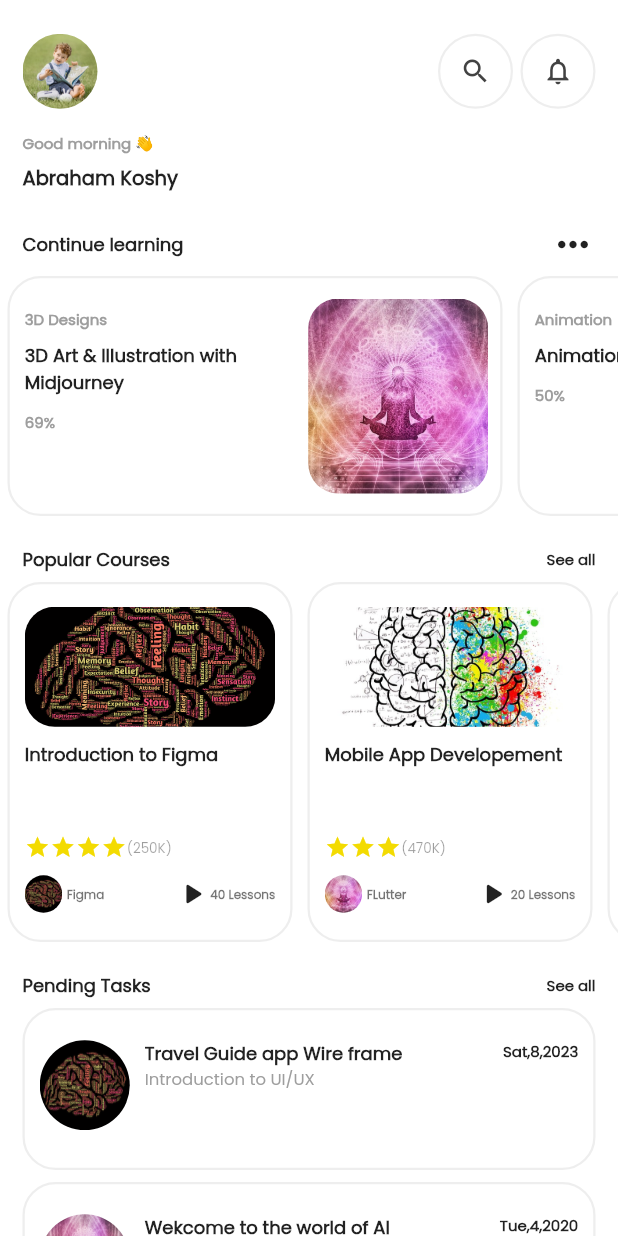
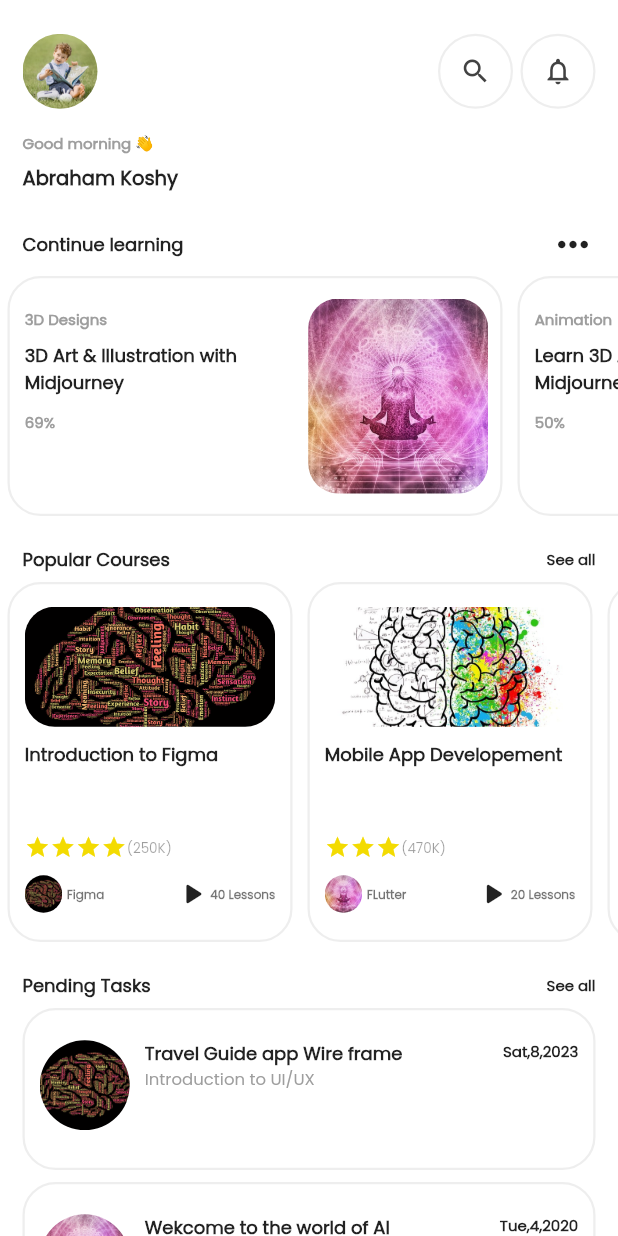
Before and after one commit to rasinchungath/behance-learning-app, a Flutter app: the screen it shows after launch, on a phone screen of 412 x 824 dp. Run offline on Flutter 3.47's test engine with Material 2 defaults, Android fonts, the phone set to English and light mode, and no system bars; our stand-ins replace get, google_fonts.

Commit message:
data model added

```diff
--- a/lib/controller/data_controller.dart
+++ b/lib/controller/data_controller.dart
@@ -17,24 +17,28 @@ class DataController extends GetxController {
           title: '3D Art & Illustration with Midjourney',
           image: 'assets/images/learning3.jpg',
           percentage: '69%',
+          image2:  'assets/images/profile.jpg',
         ),
         LearningModel(
           subTitle: 'Animation',
-          title: 'Animation and Vfx',
+          title: 'Learn 3D Animation with Midjourney ',
           image: 'assets/images/learning.png',
           percentage: '50%',
+           image2:  'assets/images/profile.jpg',
         ),
         LearningModel(
           subTitle: 'Coding',
-          title: 'Learn to code',
+          title: 'Learn coding with Midjourney',
           image: 'assets/images/learning2.jpg',
           percentage: '55%',
+           image2:  'assets/images/learning3.jpg',
         ),
         LearningModel(
           subTitle: '3D Designs',
           title: '3D Art & Illustration with Midjourney',
           image: 'assets/images/profile.jpg',
           percentage: '69%',
+          image2:  'assets/images/profile.jpg',
         ),
       ],
       pendingTasks: [
@@ -67,13 +71,14 @@ class DataController extends GetxController {
     DataModel(
       userName: 'Clint Jose',
       profieImage: 'assets/images/profile.jpg',
-      id: 001,
+      id: 002,
       continueLearning: [
         LearningModel(
           subTitle: 'Animation',
           title: 'Animation and Vfx',
           image: 'assets/images/learning2.jpg',
           percentage: '50%',
+          image2:  'assets/images/profile.jpg',
         ),
       ],
       pendingTasks: [
@@ -88,13 +93,14 @@ class DataController extends GetxController {
     DataModel(
       userName: 'Arun Thambi',
       profieImage: 'assets/images/profile.jpg',
-      id: 001,
+      id: 003,
       continueLearning: [
         LearningModel(
           subTitle: 'Coding',
           title: 'Learn to code',
           image: 'assets/images/learning3.jpg',
           percentage: '55%',
+          image2:  'assets/images/profile.jpg',
         ),
       ],
       pendingTasks: [
@@ -109,13 +115,14 @@ class DataController extends GetxController {
     DataModel(
       userName: 'Philip Chacko',
       profieImage: 'assets/images/profile.jpg',
-      id: 001,
+      id: 004,
       continueLearning: [
         LearningModel(
           subTitle: '3D Designs',
           title: '3D Art & Illustration with Midjourney',
           image: 'assets/images/learning3.jpg',
           percentage: '69%',
+          image2:  'assets/images/profile.jpg',
         ),
       ],
       pendingTasks: [
--- a/lib/models/learning_model.dart
+++ b/lib/models/learning_model.dart
@@ -3,9 +3,11 @@ class LearningModel {
       {required this.subTitle,
       required this.title,
       required this.image,
-      required this.percentage});
+      required this.percentage,
+      required this.image2});
   String subTitle;
   String title;
   String image;
   String percentage;
+  String image2;
 }
--- a/lib/view/enroll screen/enroll_screen.dart
+++ b/lib/view/enroll screen/enroll_screen.dart
@@ -8,7 +8,8 @@ import 'widgets/hour_rating_widgets.dart';
 import 'widgets/week_card.dart';
 
 class EnrollScreen extends StatelessWidget {
-  const EnrollScreen({super.key});
+  const EnrollScreen({super.key,});
+
 
   @override
   Widget build(BuildContext context) {
--- a/lib/view/home screen/home_screen.dart
+++ b/lib/view/home screen/home_screen.dart
@@ -80,16 +80,16 @@ class HomeScreen extends StatelessWidget {
                 scrollDirection: Axis.horizontal,
                 itemCount: dataController.data[userid].continueLearning.length,
                 itemBuilder: (context, index) {
-                  return LearningCard(
-                    image: dataController
-                        .data[userid].continueLearning[index].image,
-                    subTitle: dataController
-                        .data[userid].continueLearning[index].subTitle,
-                    title: dataController
-                        .data[userid].continueLearning[index].title,
-                    percentage: dataController
-                        .data[userid].continueLearning[index].percentage,
-                  );
+                  return LearningCard(continuelearning: dataController.data[userid].continueLearning[index],);
+                    // image: dataController
+                    //     .data[userid].continueLearning[index].image,
+                    // subTitle: dataController
+                    //     .data[userid].continueLearning[index].subTitle,
+                    // title: dataController
+                    //     .data[userid].continueLearning[index].title,
+                    // percentage: dataController
+                    //     .data[userid].continueLearning[index].percentage,
+                 // );
                 },
               ),
             ),
--- a/lib/view/home screen/widgets/learning_card.dart
+++ b/lib/view/home screen/widgets/learning_card.dart
@@ -1,29 +1,31 @@
 import 'package:flutter/material.dart';
 import '../../../constants/constants.dart';
+import '../../../models/learning_model.dart';
 import '../../learning_screen/learning_screen.dart';
 import '../constants.dart';
 import 'package:get/get.dart';
 
 class LearningCard extends StatelessWidget {
-  const LearningCard({
-    super.key,
-    required this.image,
-    required this.subTitle,
-    required this.title,
-    required this.percentage,
-  });
+  const LearningCard(
+      {super.key,
+      // required this.image,
+      // required this.subTitle,
+      // required this.title,
+      // required this.percentage,
+      required this.continuelearning});
 
-  final String title;
-  final String subTitle;
-  final String percentage;
-  final String image;
+  // final String title;
+  // final String subTitle;
+  // final String percentage;
+  // final String image;
+  final LearningModel continuelearning;
 
   @override
   Widget build(BuildContext context) {
     return GestureDetector(
       onTap: () {
         Get.to(
-          () => const LearningScreen(),
+          () => LearningScreen(continuelearning: continuelearning),
         );
       },
       child: Padding(
@@ -43,14 +45,14 @@ class LearningCard extends StatelessWidget {
                         height: 10,
                       ),
                       Text(
-                        subTitle,
+                        continuelearning.subTitle,
                         style: kGreetingTextStyle,
                       ),
                       const SizedBox(
                         height: 8,
                       ),
-                       Text(
-                       title,
+                      Text(
+                        continuelearning.title,
                         style: kCardTitleTextStyle,
                       ),
                       const SizedBox(
@@ -59,7 +61,7 @@ class LearningCard extends StatelessWidget {
                       Row(
                         children: [
                           Text(
-                            percentage,
+                            continuelearning.percentage,
                             style: kGreetingTextStyle,
                           ),
                         ],
@@ -74,7 +76,7 @@ class LearningCard extends StatelessWidget {
                 width: 120,
                 decoration: BoxDecoration(
                   image: DecorationImage(
-                    image: AssetImage(image),
+                    image: AssetImage(continuelearning.image),
                     fit: BoxFit.cover,
                   ),
                   borderRadius: BorderRadius.circular(
--- a/lib/view/home screen/widgets/pending_tasks_card.dart
+++ b/lib/view/home screen/widgets/pending_tasks_card.dart
@@ -45,7 +45,7 @@ class PendingTasksCard extends StatelessWidget {
                     shape: BoxShape.circle,
                     image: DecorationImage(
                       image: AssetImage(image),
-                      fit: BoxFit.fill,
+                      fit: BoxFit.cover,
                     ),
                   ),
                 ),
--- a/lib/view/learning_screen/learning_screen.dart
+++ b/lib/view/learning_screen/learning_screen.dart
@@ -5,11 +5,13 @@ import 'package:online_learning/widgets/appbar.dart';
 import 'package:online_learning/view/learning_screen/widgets/bottom_round_container.dart';
 import 'package:online_learning/view/learning_screen/widgets/rounded_container.dart';
 import '../../constants/constants.dart';
+import '../../models/learning_model.dart';
 import '../../widgets/custom_button.dart';
 import '../enroll screen/enroll_screen.dart';
 
 class LearningScreen extends StatelessWidget {
-  const LearningScreen({super.key});
+  const LearningScreen({super.key, required this.continuelearning});
+  final  LearningModel continuelearning;
 
   @override
   Widget build(BuildContext context) {
@@ -30,9 +32,9 @@ class LearningScreen extends StatelessWidget {
             child: Column(
               crossAxisAlignment: CrossAxisAlignment.start,
               children: [
-                const Text(
-                  '3D Art & Illustration with Midjourney',
-                  style: TextStyle(
+                Text(
+                  continuelearning.title,
+                  style: const TextStyle(
                     fontSize: 22,
                     fontWeight: FontWeight.w600,
                   ),
@@ -44,9 +46,9 @@ class LearningScreen extends StatelessWidget {
                   height: 200,
                   width: double.infinity,
                   decoration: BoxDecoration(
-                    image: const DecorationImage(
-                      image: AssetImage("assets/images/learning3.jpg"),
-                      fit: BoxFit.fill,
+                    image: DecorationImage(
+                      image: AssetImage(continuelearning.image),
+                      fit: BoxFit.cover,
                     ),
                     borderRadius: BorderRadius.circular(
                       20,
@@ -54,9 +56,9 @@ class LearningScreen extends StatelessWidget {
                   ),
                 ),
                 const SizedBox(height: 8),
-                const RoundedContainer(
-                  image: 'assets/images/learning.png',
-                  text: 'Midjourney',
+                 RoundedContainer(
+                  image: continuelearning.image2,
+                  text:continuelearning.subTitle,
                 ),
                 const SizedBox(
                   height: 15,
```
